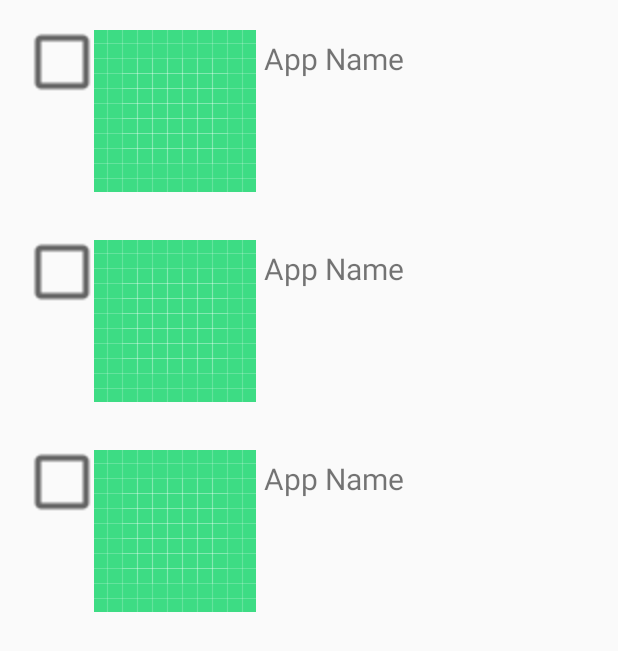
After one commit to Zombant/MorseNotifications, an Android app: the layout package_list_fragment.xml on its own in the app's theme, with its tools: preview values and no code run, on a phone screen of 412 x 824 dp. The commit adds this screen. Shown: the top 651 px of the screen. Run offline under Robolectric (Android 15) with nearby library versions, the phone set to English and light mode, and no system bars.

Commit message:
RecyclerView for showing all installed apps

```diff
--- a/app/build.gradle
+++ b/app/build.gradle
@@ -30,6 +30,7 @@ dependencies {
     implementation 'androidx.core:core-ktx:1.3.0'
     implementation 'androidx.appcompat:appcompat:1.1.0'
     implementation 'androidx.constraintlayout:constraintlayout:1.1.3'
+    implementation 'androidx.recyclerview:recyclerview:1.1.0'
     testImplementation 'junit:junit:4.12'
     androidTestImplementation 'androidx.test.ext:junit:1.1.1'
     androidTestImplementation 'androidx.test.espresso:espresso-core:3.2.0'
--- /dev/null
+++ b/app/src/main/java/com/apicci/morsevibrate/PackageEntry.kt
@@ -0,0 +1,3 @@
+package com.apicci.morsevibrate
+
+data class PackageEntry(val appName: String, val appIcon: Int, val checked: Boolean)
--- /dev/null
+++ b/app/src/main/res/layout/package_list_fragment.xml
@@ -0,0 +1,16 @@
+<?xml version="1.0" encoding="utf-8"?>
+<androidx.constraintlayout.widget.ConstraintLayout xmlns:android="http://schemas.android.com/apk/res/android"
+    xmlns:app="http://schemas.android.com/apk/res-auto"
+    xmlns:tools="http://schemas.android.com/tools"
+    android:layout_width="match_parent"
+    android:layout_height="match_parent">
+
+
+    <androidx.recyclerview.widget.RecyclerView
+        android:id="@+id/recyclerView"
+        android:layout_width="match_parent"
+        android:layout_height="match_parent"
+        android:clipToPadding="false"
+        android:padding="4dp"
+        tools:listitem="@layout/packages_list_row" />
+</androidx.constraintlayout.widget.ConstraintLayout>
--- /dev/null
+++ b/app/src/main/res/layout/packages_list_row.xml
@@ -0,0 +1,33 @@
+<?xml version="1.0" encoding="utf-8"?>
+<LinearLayout xmlns:android="http://schemas.android.com/apk/res/android"
+    xmlns:app="http://schemas.android.com/apk/res-auto"
+    xmlns:tools="http://schemas.android.com/tools"
+    android:orientation="horizontal" android:layout_width="match_parent"
+    android:layout_height="wrap_content"
+    android:padding="16dp">
+
+    <CheckBox
+        android:id="@+id/packageCheckBox"
+        android:layout_width="wrap_content"
+        android:layout_height="wrap_content"
+        android:scaleX="2"
+        android:scaleY="2"
+        android:layout_margin="5dp"/>
+
+
+    <ImageView
+        android:id="@+id/package_icon"
+        android:layout_width="wrap_content"
+        android:layout_height="wrap_content"
+        app:srcCompat="@drawable/ic_launcher_background"
+        tools:ignore="VectorDrawableCompat" />
+
+    <TextView
+        android:id="@+id/packageNameTextView"
+        android:layout_width="wrap_content"
+        android:layout_height="wrap_content"
+        android:text="App Name"
+        android:textSize="20sp"
+        android:layout_margin="5dp"/>
+
+</LinearLayout>
```
Also changed, not shown: app/src/main/java/com/apicci/morsevibrate/MainActivity.kt (+35 -1 lines), app/src/main/java/com/apicci/morsevibrate/PackageListDialogFragment.kt (added, +34 -0 lines), app/src/main/java/com/apicci/morsevibrate/PackagesAdapter.kt (added, +43 -0 lines), app/src/main/res/layout/activity_main.xml (+13 -1 lines).
